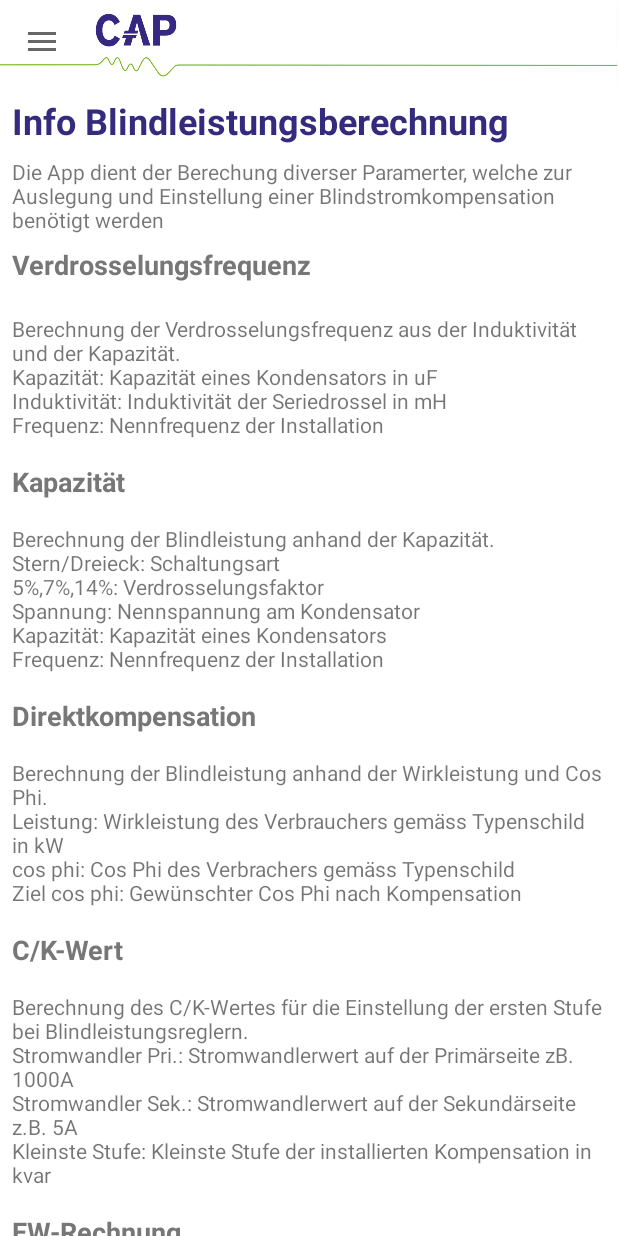
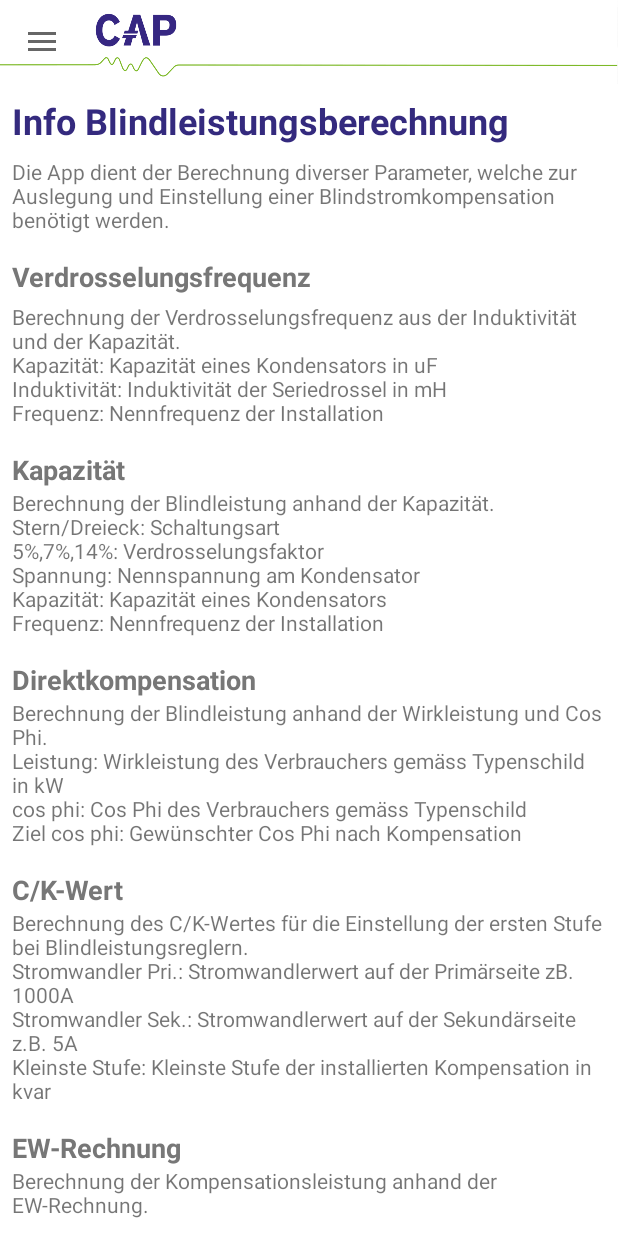
Before and after one commit to paulkemppk/PFCpro, an Android app: the CalcInfo screen opened directly, with no data from a screen before it, on a phone screen of 412 x 824 dp. Run offline under Robolectric (Android 15) with nearby library versions, the phone set to English and light mode, and no system bars.

Commit message:
PFCPro 1.1 - Typos - Info Layout

```diff
--- a/app/src/main/AndroidManifest.xml
+++ b/app/src/main/AndroidManifest.xml
@@ -10,7 +10,7 @@
     <application
         android:allowBackup="true"
         android:icon="@mipmap/ic_launcher_cap"
-        android:label="CAPAG"
+        android:label="PFCPro"
         android:supportsRtl="true"
         android:theme="@style/AppTheme"
         >
--- a/app/src/main/res/layout/content_info.xml
+++ b/app/src/main/res/layout/content_info.xml
@@ -54,6 +54,7 @@
                 android:layout_marginLeft="8dp"
                 android:layout_marginEnd="8dp"
                 android:layout_marginRight="8dp"
+                android:layout_marginBottom="8dp"
                 android:text="@string/info_blindstrom" />
 
             <TextView
@@ -63,7 +64,6 @@
                 android:layout_marginStart="8dp"
                 android:layout_marginTop="8dp"
                 android:layout_marginEnd="8dp"
-                android:layout_marginBottom="8dp"
                 android:text="@string/verdrosselungs_frequenz2"
                 android:textColor="@color/colorFontGrey"
                 android:textSize="18sp"
@@ -78,7 +78,6 @@
                 android:layout_width="match_parent"
                 android:layout_height="match_parent"
                 android:layout_marginStart="8dp"
-                android:layout_marginTop="8dp"
                 android:layout_marginEnd="8dp"
                 android:layout_marginBottom="8dp"
                 android:text="@string/textviewverdrosselung"
@@ -96,7 +95,6 @@
                 android:layout_marginStart="8dp"
                 android:layout_marginTop="8dp"
                 android:layout_marginEnd="8dp"
-                android:layout_marginBottom="8dp"
                 android:text="@string/kapazitaet"
                 android:textColor="@color/colorFontGrey"
                 android:textSize="18sp"
@@ -111,7 +109,6 @@
                 android:layout_width="match_parent"
                 android:layout_height="match_parent"
                 android:layout_marginStart="8dp"
-                android:layout_marginTop="8dp"
                 android:layout_marginEnd="8dp"
                 android:layout_marginBottom="8dp"
                 android:text="@string/textviewkapazitaet"
@@ -129,7 +126,6 @@
                 android:layout_marginStart="8dp"
                 android:layout_marginTop="8dp"
                 android:layout_marginEnd="8dp"
-                android:layout_marginBottom="8dp"
                 android:text="@string/direkt_kompensation2"
                 android:textColor="@color/colorFontGrey"
                 android:textSize="18sp"
@@ -145,7 +141,6 @@
                 android:layout_width="match_parent"
                 android:layout_height="match_parent"
                 android:layout_marginStart="8dp"
-                android:layout_marginTop="8dp"
                 android:layout_marginEnd="8dp"
                 android:layout_marginBottom="8dp"
                 android:text="@string/textviewdirektkompensation"
@@ -163,7 +158,6 @@
                 android:layout_marginStart="8dp"
                 android:layout_marginTop="8dp"
                 android:layout_marginEnd="8dp"
-                android:layout_marginBottom="8dp"
                 android:text="@string/c_k_wert3"
                 android:textColor="@color/colorFontGrey"
                 android:textSize="18sp"
@@ -178,7 +172,6 @@
                 android:layout_width="match_parent"
                 android:layout_height="match_parent"
                 android:layout_marginStart="8dp"
-                android:layout_marginTop="8dp"
                 android:layout_marginEnd="8dp"
                 android:layout_marginBottom="8dp"
                 android:text="@string/textviewck"
@@ -196,7 +189,6 @@
                 android:layout_marginStart="8dp"
                 android:layout_marginTop="8dp"
                 android:layout_marginEnd="8dp"
-                android:layout_marginBottom="8dp"
                 android:text="@string/ew_rechnung2"
                 android:textColor="@color/colorFontGrey"
                 android:textSize="18sp"
@@ -211,7 +203,6 @@
                 android:layout_width="match_parent"
                 android:layout_height="match_parent"
                 android:layout_marginStart="8dp"
-                android:layout_marginTop="8dp"
                 android:layout_marginEnd="8dp"
                 android:layout_marginBottom="24dp"
                 android:text="@string/textview_ew_rechnung"
@@ -252,7 +243,6 @@
                 android:layout_marginStart="8dp"
                 android:layout_marginTop="8dp"
                 android:layout_marginEnd="8dp"
-                android:layout_marginBottom="8dp"
                 android:text="@string/verantwortlich_f_r_den_inhalt"
                 android:textColor="@color/colorFontGrey"
                 android:textSize="18sp"
@@ -267,7 +257,6 @@
                 android:layout_width="match_parent"
                 android:layout_height="match_parent"
                 android:layout_marginStart="8dp"
-                android:layout_marginTop="8dp"
                 android:layout_marginEnd="8dp"
                 android:layout_marginBottom="8dp"
                 android:text="@string/cap_ag_im_wechsel_2_ch_5042_hirschthal"
@@ -285,7 +274,6 @@
                 android:layout_marginStart="8dp"
                 android:layout_marginTop="8dp"
                 android:layout_marginEnd="8dp"
-                android:layout_marginBottom="8dp"
                 android:text="@string/textview_verantwortlich"
                 android:textColor="@color/colorFontGrey"
                 android:textSize="18sp"
@@ -300,7 +288,6 @@
                 android:layout_width="match_parent"
                 android:layout_height="match_parent"
                 android:layout_marginStart="8dp"
-                android:layout_marginTop="8dp"
                 android:layout_marginEnd="8dp"
                 android:layout_marginBottom="8dp"
                 android:text="@string/textview_rechtliche_hinweise"
--- a/app/src/main/res/values/strings.xml
+++ b/app/src/main/res/values/strings.xml
@@ -47,12 +47,13 @@
     <string name="kleinste_stufe_kvar">Kleinste Stufe [kvar]</string>
     <!-- Info -->
     <string name="blindleistungberechnung_info">Info Blindleistungsberechnung</string>
+    <string name="info_blindstrom">Die App dient der Berechnung diverser Parameter, welche zur Auslegung und Einstellung einer Blindstromkompensation benötigt werden.</string>
 
     <string name="verdrosselungs_frequenz2">"Verdrosselungsfrequenz"</string>
     <string name="textviewverdrosselung">Berechnung der Verdrosselungsfrequenz aus der Induktivität und der Kapazität.\nKapazität: Kapazität eines Kondensators in uF\nInduktivität: Induktivität der Seriedrossel in mH\nFrequenz: Nennfrequenz der Installation</string>
 
     <string name="direkt_kompensation2">Direktkompensation</string>
-    <string name="textviewdirektkompensation">Berechnung der Blindleistung anhand der Wirkleistung und Cos Phi.\nLeistung: Wirkleistung des Verbrauchers gemäss Typenschild in kW\ncos phi: Cos Phi des Verbrachers gemäss Typenschild\nZiel cos phi: Gewünschter Cos Phi nach Kompensation</string>
+    <string name="textviewdirektkompensation">Berechnung der Blindleistung anhand der Wirkleistung und Cos Phi.\nLeistung: Wirkleistung des Verbrauchers gemäss Typenschild in kW\ncos phi: Cos Phi des Verbrauchers gemäss Typenschild\nZiel cos phi: Gewünschter Cos Phi nach Kompensation</string>
 
     <string name="kapazitaet">Kapazität</string>
     <string name="textviewkapazitaet">Berechnung der Blindleistung anhand der Kapazität.\nStern/Dreieck: Schaltungsart\n5%,7%,14%: Verdrosselungsfaktor\nSpannung: Nennspannung am Kondensator\nKapazität: Kapazität eines Kondensators\nFrequenz: Nennfrequenz der Installation</string>
@@ -86,7 +87,7 @@
     <!-- NavView -->
     <string name="open">open</string>
     <string name="close">close</string>
-    <string name="info_blindstrom">Die App dient der Berechung diverser Paramerter, welche zur Auslegung und Einstellung einer Blindstromkompensation benötigt werden</string>
+
     <string name="rechtliche_hinweise">Rechtliche Hinweise</string>
     <string name="verantwortlich_f_r_den_inhalt">Verantwortlich für den Inhalt</string>
     <string name="textview_verantwortlich">Rechtliche Hinweise</string>
```
